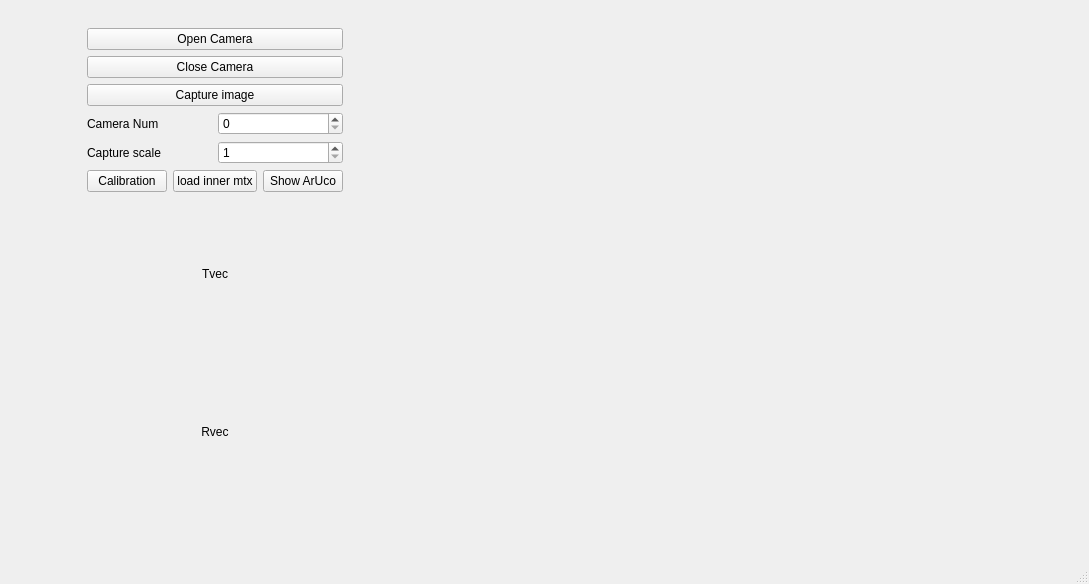
Before: the Qt Designer form core/mainwindow.ui in kmolLin/pyqt_opencv, drawn with Qt 5.
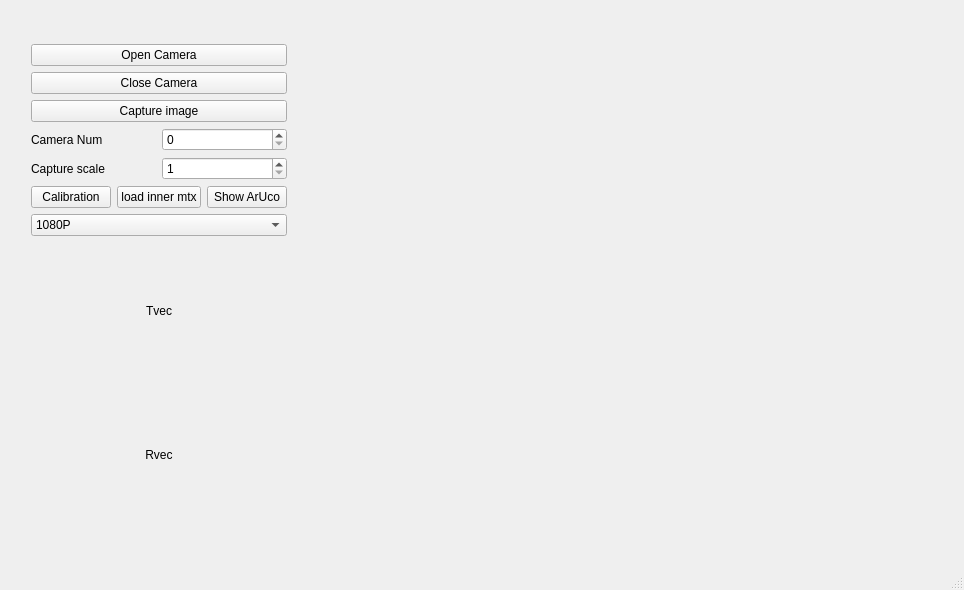
After: the same form once the commit is applied.

```diff
--- a/core/mainwindow.ui
+++ b/core/mainwindow.ui
@@ -6,23 +6,16 @@
    <rect>
     <x>0</x>
     <y>0</y>
-    <width>1089</width>
-    <height>584</height>
+    <width>964</width>
+    <height>590</height>
    </rect>
   </property>
   <property name="windowTitle">
    <string>MainWindow</string>
   </property>
   <widget class="QWidget" name="centralwidget">
-   <widget class="QWidget" name="horizontalLayoutWidget_4">
-    <property name="geometry">
-     <rect>
-      <x>12</x>
-      <y>12</y>
-      <width>1051</width>
-      <height>512</height>
-     </rect>
-    </property>
+   <layout class="QHBoxLayout" name="horizontalLayout_8">
+    <item>
     <layout class="QHBoxLayout" name="horizontalLayout_6">
      <item>
       <spacer name="horizontalSpacer_2">
@@ -138,6 +131,29 @@
                  </item>
                 </layout>
                </item>
+                <item>
+                 <layout class="QHBoxLayout" name="horizontalLayout_10">
+                  <item>
+                   <widget class="QComboBox" name="resoultion_combo">
+                    <item>
+                     <property name="text">
+                      <string>1080P</string>
+                     </property>
+                    </item>
+                    <item>
+                     <property name="text">
+                      <string>4K</string>
+                     </property>
+                    </item>
+                    <item>
+                     <property name="text">
+                      <string>720P</string>
+                     </property>
+                    </item>
+                   </widget>
+                  </item>
+                 </layout>
+                </item>
                <item>
                 <widget class="QLabel" name="tvec_label">
                  <property name="text">
@@ -228,7 +244,8 @@
       </spacer>
      </item>
     </layout>
-   </widget>
+    </item>
+   </layout>
   </widget>
   <widget class="QMenuBar" name="menubar">
    <property name="geometry">
```
Left out of the diff: 4 changed lines with no effect on the pictures. Lines whose indentation alone changed are shown as unchanged.
